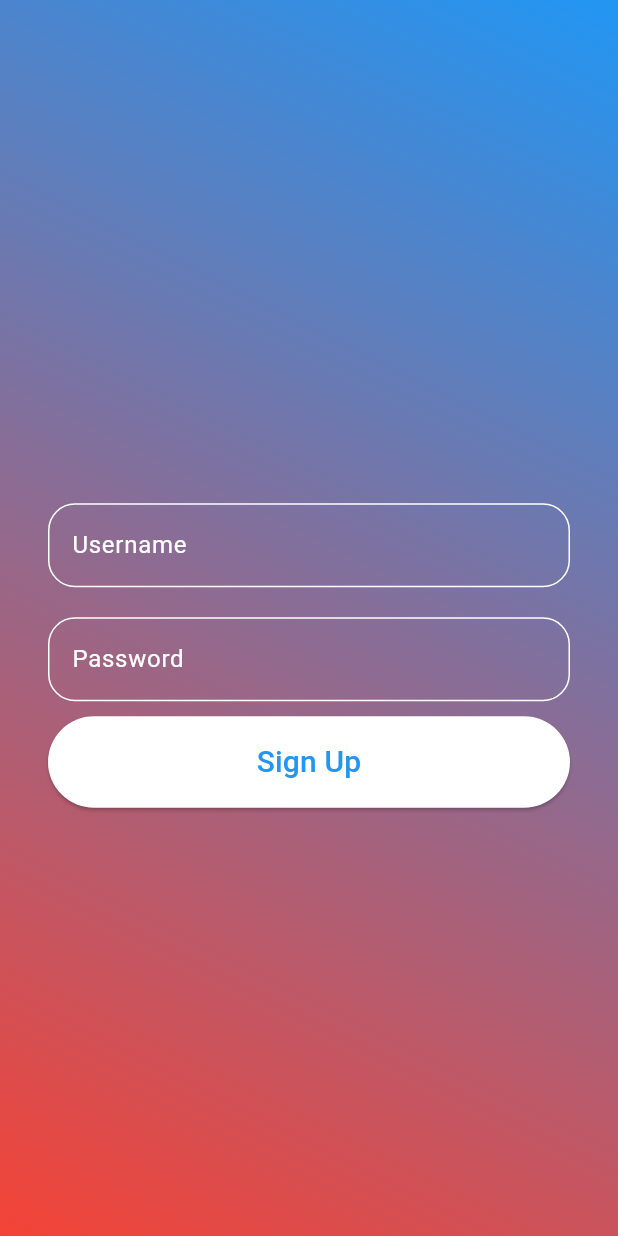
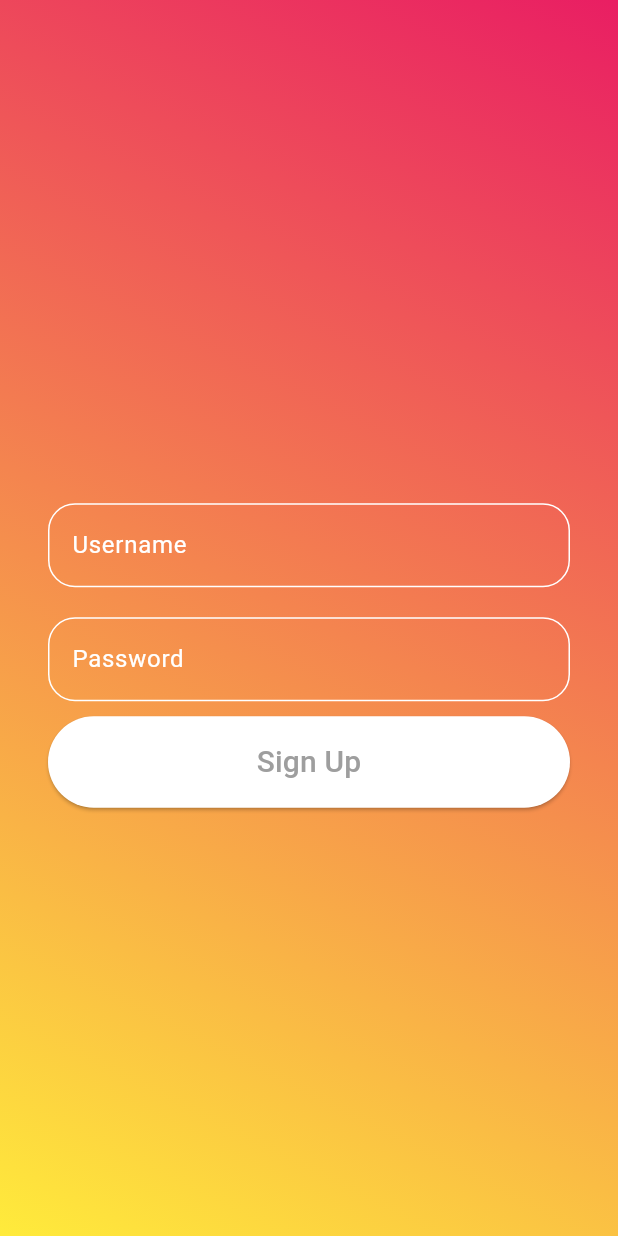
Before and after one commit to CSE396-Group10-2024/PAES-MOBILE-APPLICATION, a Flutter app: the screen it shows after launch, after a tap on "Sign Up", on a phone screen of 412 x 824 dp. Run offline on Flutter 3.47's test engine with Material 3 defaults, Android fonts, the phone set to English and light mode, and no system bars.

Commit message:
changes background colors

```diff
--- a/lib/login_page.dart
+++ b/lib/login_page.dart
@@ -18,8 +18,8 @@ class _LoginPageState extends State<LoginPage> {
             begin: Alignment.topRight,
             end: Alignment.bottomLeft,
             colors: [
-              Colors.blue,
-              Colors.red,
+              Colors.pink,
+              Colors.yellow,
             ],
           )),
       child: Scaffold(
@@ -95,7 +95,7 @@ class _LoginPageState extends State<LoginPage> {
             style: TextStyle(fontSize: 20),
           )),
       style: ElevatedButton.styleFrom(
-        foregroundColor: Colors.blue, backgroundColor: Colors.white, shape: const StadiumBorder(),
+        foregroundColor: Colors.grey, backgroundColor: Colors.white, shape: const StadiumBorder(),
         padding: const EdgeInsets.symmetric(vertical: 16),
       ),
     );
@@ -126,7 +126,7 @@ class _LoginPageState extends State<LoginPage> {
         ),
       ),
       style: ElevatedButton.styleFrom(
-        foregroundColor: Colors.blue,
+        foregroundColor: Colors.grey,
         backgroundColor: Colors.white,
         shape: StadiumBorder(),
         padding: EdgeInsets.symmetric(vertical: 16),
--- a/lib/signup_page.dart
+++ b/lib/signup_page.dart
@@ -18,8 +18,8 @@ class _SignUpPageState extends State<SignUpPage> {
             begin: Alignment.topRight,
             end: Alignment.bottomLeft,
             colors: [
-              Colors.blue,
-              Colors.red,
+              Colors.pink,
+              Colors.yellow,
             ],
           )),
       child: Scaffold(
@@ -81,7 +81,7 @@ class _SignUpPageState extends State<SignUpPage> {
             style: TextStyle(fontSize: 20),
           )),
       style: ElevatedButton.styleFrom(
-        foregroundColor: Colors.blue, backgroundColor: Colors.white, shape: const StadiumBorder(),
+        foregroundColor: Colors.grey, backgroundColor: Colors.white, shape: const StadiumBorder(),
         padding: const EdgeInsets.symmetric(vertical: 16),
       ),
     );
@@ -112,7 +112,7 @@ class _SignUpPageState extends State<SignUpPage> {
         ),
       ),
       style: ElevatedButton.styleFrom(
-        foregroundColor: Colors.blue,
+        foregroundColor: Colors.grey,
         backgroundColor: Colors.white,
         shape: StadiumBorder(),
         padding: EdgeInsets.symmetric(vertical: 16),
```
